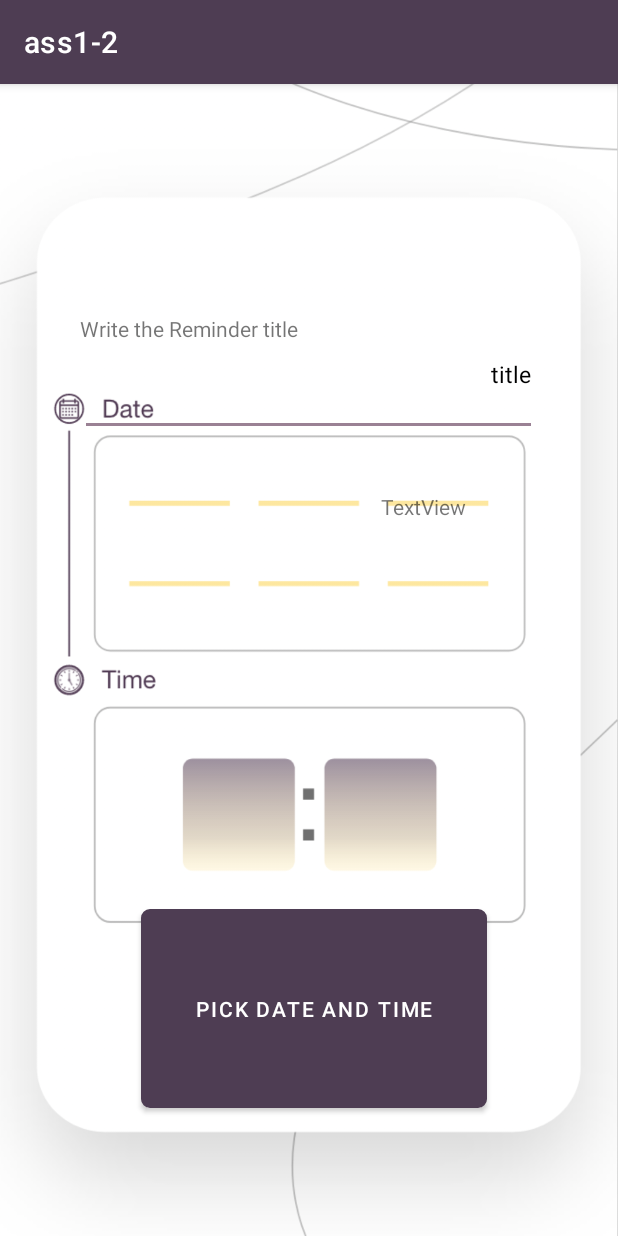
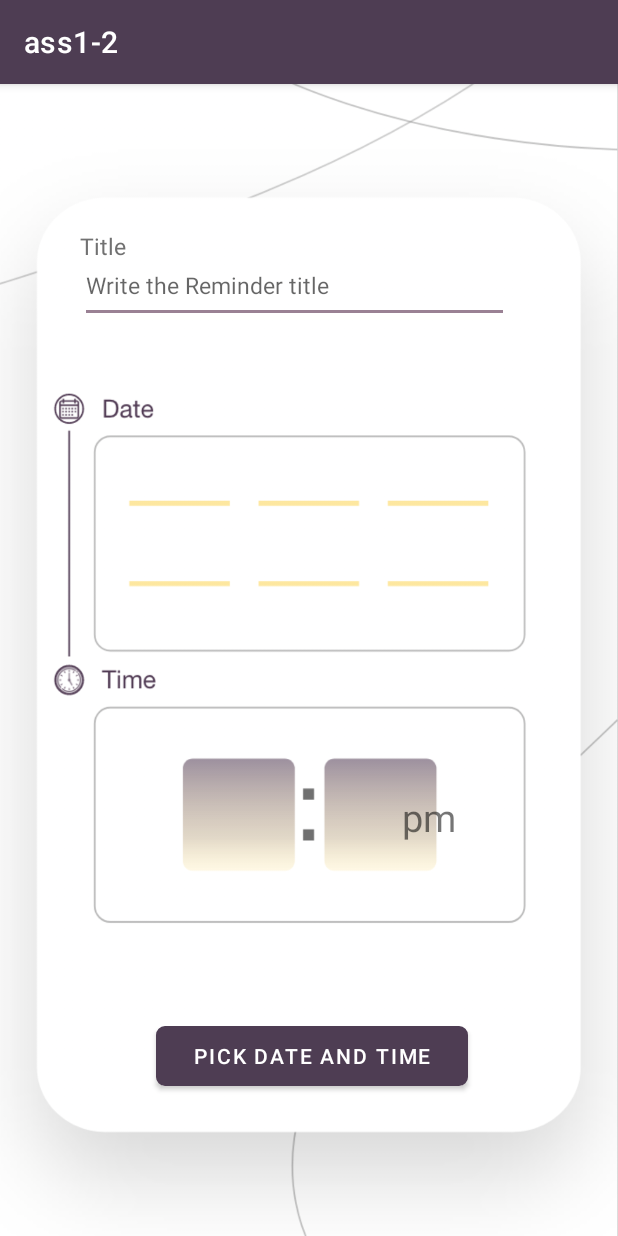
Before and after one commit to Arob122/G7_SWE483_ASS1, an Android app: the screen it shows after launch (MainActivity), on a phone screen of 412 x 824 dp. Run offline under Robolectric (Android 15) with nearby library versions, the phone set to English and light mode, and no system bars.

Commit message:
change in GUI

```diff
--- a/app/src/main/java/com/example/ass1/MainActivity.java
+++ b/app/src/main/java/com/example/ass1/MainActivity.java
@@ -17,7 +17,7 @@ import com.example.ass1.R;
 import java.util.Calendar;
 
 public class MainActivity extends AppCompatActivity implements DatePickerDialog.OnDateSetListener, TimePickerDialog.OnTimeSetListener {
-    TextView textView,monnth1,daay1,hourrs1,miins1,yeear1;
+    TextView Title1,monnth1,day1,hour1,min1,yeear1;
     EditText Title;
     Button Pickbutton;
     int day, month, year, hour, minute;
@@ -27,13 +27,13 @@ public class MainActivity extends AppCompatActivity implements DatePickerDialog.
     protected void onCreate(Bundle savedInstanceState) {
         super.onCreate(savedInstanceState);
         setContentView(R.layout.activity_main);
-        textView = findViewById(R.id.textView);
+        Title1 = findViewById(R.id.Title);
         Pickbutton = findViewById(R.id.btnPick);
-        Title=findViewById(R.id.Title);
-       monnth1=findViewById(R.id.monnth);
-       // daay1=findViewById(R.id.daay);
-       // hourrs1=findViewById(R.id.hourrs);
-       // miins1=findViewById(R.id.miins);
+        Title=findViewById(R.id.textE);
+        monnth1=findViewById(R.id.monnth);
+        day1=findViewById(R.id.day);
+        hour1=findViewById(R.id.hour);
+        min1=findViewById(R.id.min);
         yeear1=findViewById(R.id.yeear);
         enteredTitle = Title.getText().toString();
 
@@ -65,16 +65,19 @@ public class MainActivity extends AppCompatActivity implements DatePickerDialog.
     public void onTimeSet(TimePicker view, int hourOfDay, int minute) {
         myHour = hourOfDay;
         myMinute = minute;
-        textView.setText(myYear+ "\n" +
-                "Month: " + myMonth + "\n" +
-                "Day: " + myday + "\n" +
-                "Hour: " + myHour + "\n" +
-                "Minute: " + myMinute);
+        yeear1.setText(myYear+ "\n" );
+        monnth1.setText( myMonth + "\n") ;
+        day1.setText( myday + "\n") ;
+        hour1.setText( myHour + "\n") ;
+        min1.setText( myMinute + "\n") ;
+        // "Day: " + myday + "\n" +
+        // "Hour: " + myHour + "\n" +
+        // "Minute: " + myMinute);
         /*yeear1.setText(myYear);
         monnth1.setText(myMonth);
         daay1.setText(myday);
         hourrs1.setText(myHour);
-        miins1.setText(myMinute);
-        Title.setText(enteredTitle);*/
+        miins1.setText(myMinute);*/
+        Title1.setText(enteredTitle);
     }
 }
--- a/app/src/main/res/layout/activity_main.xml
+++ b/app/src/main/res/layout/activity_main.xml
@@ -1,112 +1,160 @@
 <?xml version="1.0" encoding="utf-8"?>
-<RelativeLayout xmlns:android="http://schemas.android.com/apk/res/android"
+<androidx.constraintlayout.widget.ConstraintLayout xmlns:android="http://schemas.android.com/apk/res/android"
+    xmlns:app="http://schemas.android.com/apk/res-auto"
     xmlns:tools="http://schemas.android.com/tools"
+    android:id="@+id/relativeLayout"
     android:layout_width="match_parent"
     android:layout_height="match_parent"
-    xmlns:app="http://schemas.android.com/apk/res-auto"
     android:background="@drawable/background"
     tools:context=".MainActivity">
 
 
-    <EditText
+    <TextView
         android:id="@+id/Title"
-        android:layout_width="wrap_content"
-        android:layout_height="44dp"
-        android:layout_alignParentStart="true"
-        android:layout_alignParentTop="true"
-        android:layout_alignParentEnd="true"
-        android:layout_alignParentBottom="true"
+        android:layout_width="58dp"
+        android:layout_height="30dp"
         android:layout_marginStart="53dp"
-        android:layout_marginTop="153dp"
+        android:layout_marginTop="97dp"
         android:layout_marginEnd="54dp"
-        android:layout_marginBottom="533dp"
-        android:autofillHints=""
-        android:ems="10"
-        android:hint="title"
-        android:inputType="textLongMessage|textPersonName|text|textEmailAddress"
-        android:textAlignment="viewEnd"
+        android:layout_marginBottom="589dp"
+        android:gravity="left"
+        android:text="Title"
         android:textColor="#717171"
-        android:textColorHint="@color/black"
         android:textSize="15sp"
         app:layout_constraintBottom_toBottomOf="parent"
         app:layout_constraintEnd_toEndOf="parent"
+        app:layout_constraintHorizontal_bias="0.0"
         app:layout_constraintStart_toStartOf="parent"
         app:layout_constraintTop_toTopOf="parent"
-        app:layout_constraintVertical_bias="0.547"
-        tools:ignore="RtlCompat" />
+        app:layout_constraintVertical_bias="0.0" />
 
     <Button
         android:id="@+id/btnPick"
-        android:layout_width="wrap_content"
-        android:layout_height="96dp"
-        android:layout_alignParentStart="true"
-        android:layout_alignParentTop="true"
-        android:layout_alignParentEnd="true"
-        android:layout_alignParentBottom="true"
-        android:layout_marginStart="94dp"
-        android:layout_marginTop="550dp"
-        android:layout_marginEnd="87dp"
-        android:layout_marginBottom="85dp"
+        android:layout_width="208dp"
+        android:layout_height="40dp"
+        android:layout_marginEnd="100dp"
+        android:layout_marginBottom="100dp"
         android:background="@drawable/button"
         android:text="Pick Date and TIme"
+        android:visibility="visible"
         app:backgroundTint="@color/purple_500"
-        app:iconTint="#00FFFFFF" />
+        app:iconTint="#00FFFFFF"
+        app:layout_constraintBottom_toBottomOf="parent"
+        app:layout_constraintEnd_toEndOf="parent" />
 
-    <TextView
-        android:id="@+id/textView"
-        android:layout_width="133dp"
-        android:layout_height="247dp"
-        android:layout_alignParentStart="true"
-        android:layout_alignParentTop="true"
-        android:layout_alignParentEnd="true"
-        android:layout_alignParentBottom="true"
-        android:layout_marginStart="253dp"
-        android:layout_marginTop="267dp"
-        android:layout_marginEnd="25dp"
-        android:layout_marginBottom="217dp"
-        android:textSize="16sp"
-        android:textStyle="bold"
-        android:visibility="visible" />
-
-
-    <TextView
-        android:id="@+id/textView555"
-        android:layout_width="254dp"
-        android:layout_height="33dp"
-        android:layout_alignParentStart="true"
-        android:layout_alignParentEnd="true"
-        android:layout_alignParentBottom="true"
+    <EditText
+        android:id="@+id/textE"
+        android:layout_width="286dp"
+        android:layout_height="49dp"
         android:layout_marginStart="53dp"
+        android:layout_marginTop="110dp"
         android:layout_marginEnd="104dp"
-        android:layout_marginBottom="581dp"
-        android:text="Write the Reminder title" />
+        android:hint="Write the Reminder title"
+        android:textSize="15sp"
+        app:layout_constraintStart_toStartOf="parent"
+        app:layout_constraintTop_toTopOf="parent"
+        app:layout_constraintVertical_bias="0.3" />
 
     <TextView
         android:id="@+id/monnth"
-        android:layout_width="59dp"
-        android:layout_height="wrap_content"
-        android:layout_alignParentStart="true"
-        android:layout_alignParentTop="true"
-        android:layout_alignParentEnd="true"
-        android:layout_alignParentBottom="true"
+        android:layout_width="69dp"
+        android:layout_height="27dp"
         android:layout_marginStart="180dp"
         android:layout_marginTop="265dp"
         android:layout_marginEnd="172dp"
-        android:layout_marginBottom="407dp" />
+        android:layout_marginBottom="407dp"
+        android:gravity="center"
+        android:textSize="25sp"
+        app:layout_constraintBottom_toBottomOf="parent"
+        app:layout_constraintEnd_toEndOf="parent"
+        app:layout_constraintHorizontal_bias="0.9"
+        app:layout_constraintStart_toStartOf="parent"
+        app:layout_constraintTop_toTopOf="parent"
+        app:layout_constraintVertical_bias="0.435" />
+
+    <TextView
+        android:id="@+id/day"
+        android:layout_width="69dp"
+        android:layout_height="27dp"
+        android:layout_marginStart="86dp"
+        android:layout_marginTop="265dp"
+        android:layout_marginEnd="266dp"
+        android:layout_marginBottom="407dp"
+        android:gravity="center"
+        android:textSize="25sp"
+        app:layout_constraintBottom_toBottomOf="parent"
+        app:layout_constraintEnd_toEndOf="parent"
+        app:layout_constraintHorizontal_bias="0.0"
+        app:layout_constraintStart_toStartOf="parent"
+        app:layout_constraintTop_toTopOf="parent"
+        app:layout_constraintVertical_bias="0.435" />
 
     <TextView
         android:id="@+id/yeear"
-        android:layout_width="134dp"
-        android:layout_height="wrap_content"
-        android:layout_alignParentStart="true"
-        android:layout_alignParentTop="true"
-        android:layout_alignParentEnd="true"
-        android:layout_alignParentBottom="true"
-        android:layout_marginStart="254dp"
-        android:layout_marginTop="272dp"
-        android:layout_marginEnd="23dp"
-        android:layout_marginBottom="422dp"
-        android:text="TextView" />
+        android:layout_width="69dp"
+        android:layout_height="27dp"
+        android:layout_marginStart="251dp"
+        android:layout_marginTop="265dp"
+        android:layout_marginEnd="57dp"
+        android:layout_marginBottom="407dp"
+        android:gravity="center"
+        android:textSize="25sp"
+        app:layout_constraintBottom_toBottomOf="parent"
+        app:layout_constraintEnd_toEndOf="parent"
+        app:layout_constraintHorizontal_bias="0.323"
+        app:layout_constraintStart_toStartOf="parent"
+        app:layout_constraintTop_toTopOf="parent"
+        app:layout_constraintVertical_bias="0.435" />
 
+    <TextView
+        android:id="@+id/hour"
+        android:layout_width="57dp"
+        android:layout_height="39dp"
+        android:layout_marginStart="126dp"
+        android:layout_marginTop="420dp"
+        android:layout_marginEnd="226dp"
+        android:layout_marginBottom="237dp"
+        android:gravity="center"
+        android:textSize="25sp"
+        app:layout_constraintBottom_toBottomOf="parent"
+        app:layout_constraintEnd_toEndOf="parent"
+        app:layout_constraintHorizontal_bias="1.0"
+        app:layout_constraintStart_toStartOf="parent"
+        app:layout_constraintTop_toTopOf="parent"
+        app:layout_constraintVertical_bias="0.714" />
 
-</RelativeLayout>
+    <TextView
+        android:id="@+id/min"
+        android:layout_width="57dp"
+        android:layout_height="39dp"
+        android:layout_marginStart="220dp"
+        android:layout_marginTop="420dp"
+        android:layout_marginEnd="132dp"
+        android:layout_marginBottom="235dp"
+        android:gravity="center"
+        android:textSize="25sp"
+        app:layout_constraintBottom_toBottomOf="parent"
+        app:layout_constraintEnd_toEndOf="parent"
+        app:layout_constraintHorizontal_bias="1.0"
+        app:layout_constraintStart_toStartOf="parent"
+        app:layout_constraintTop_toTopOf="parent"
+        app:layout_constraintVertical_bias="0.675" />
+
+    <TextView
+        android:id="@+id/time"
+        android:layout_width="57dp"
+        android:layout_height="39dp"
+        android:layout_marginStart="280dp"
+        android:layout_marginTop="420dp"
+        android:layout_marginEnd="132dp"
+        android:layout_marginBottom="235dp"
+        android:gravity="center"
+        android:textSize="25sp"
+        android:text="pm"
+        app:layout_constraintBottom_toBottomOf="parent"
+        app:layout_constraintEnd_toEndOf="parent"
+        app:layout_constraintHorizontal_bias="0.4"
+        app:layout_constraintStart_toStartOf="parent"
+        app:layout_constraintTop_toTopOf="parent"
+        app:layout_constraintVertical_bias="0.675" />
+</androidx.constraintlayout.widget.ConstraintLayout>
```
